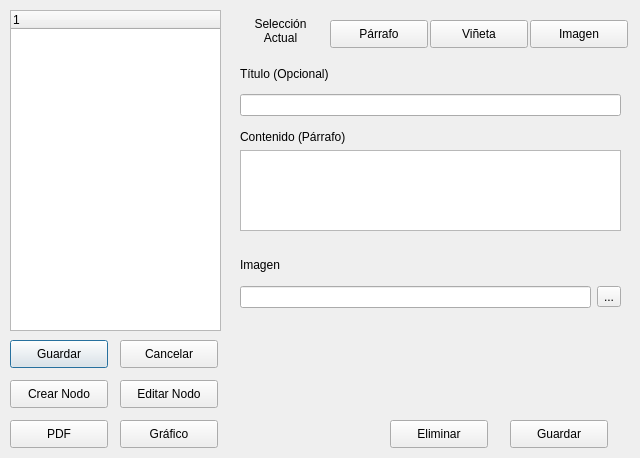
MacoChave/Proyecto1_SharedFiles-Client, file dialogdocument.ui: the form before one commit.
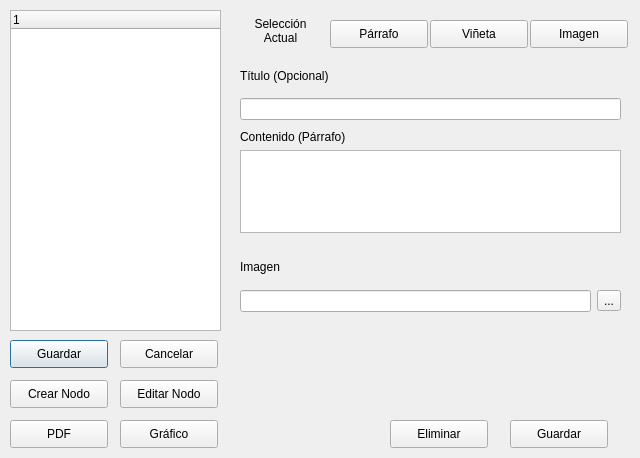
The form after the commit.

Diff of the .ui file:
```diff
--- a/dialogdocument.ui
+++ b/dialogdocument.ui
@@ -181,7 +181,7 @@
      <x>240</x>
      <y>60</y>
      <width>381</width>
-     <height>56</height>
+     <height>60</height>
     </rect>
    </property>
    <layout class="QVBoxLayout" name="verticalLayout">
@@ -203,7 +203,7 @@
      <x>240</x>
      <y>130</y>
      <width>381</width>
-     <height>101</height>
+     <height>103</height>
     </rect>
    </property>
    <layout class="QVBoxLayout" name="verticalLayout_2">
@@ -225,7 +225,7 @@
      <x>240</x>
      <y>250</y>
      <width>381</width>
-     <height>58</height>
+     <height>62</height>
     </rect>
    </property>
    <layout class="QVBoxLayout" name="verticalLayout_3">
```
